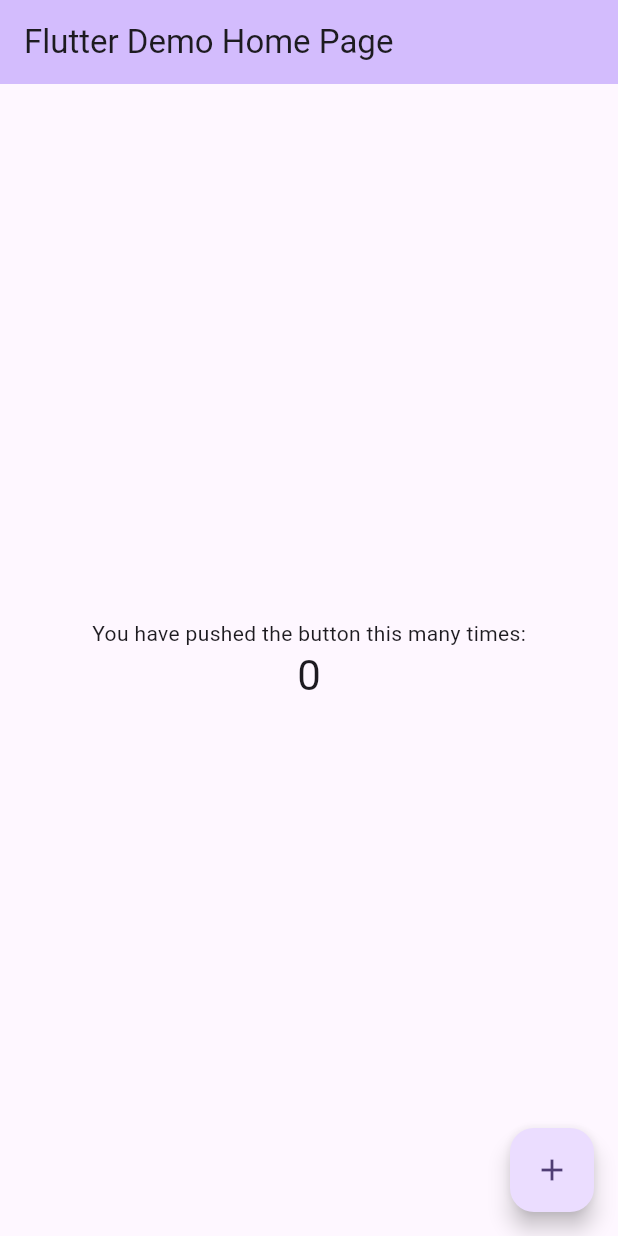
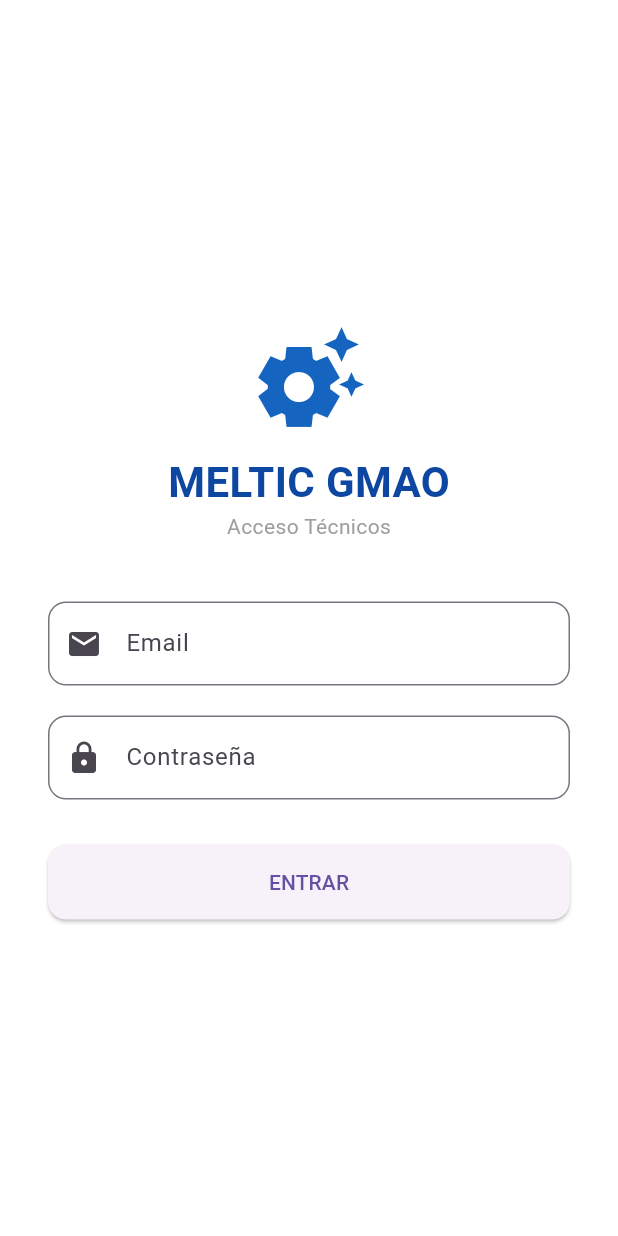
Before and after one commit to Moratalla86/TFGS_SMR, a Flutter app: the screen it shows after launch, on a phone screen of 412 x 824 dp. Run offline on Flutter 3.47's test engine with Material 3 defaults, Android fonts, the phone set to English and light mode, and no system bars.

Commit message:
Login funcional y arquitectura backend/frontend finalizada

```diff
--- a/Frontend/meltic_gmao_app/lib/main.dart
+++ b/Frontend/meltic_gmao_app/lib/main.dart
@@ -1,122 +1,20 @@
 import 'package:flutter/material.dart';
+import 'screens/login_screen.dart';
+import 'screens/dashboard_screen.dart';
 
-void main() {
-  runApp(const MyApp());
-}
+void main() => runApp(MelticApp());
 
-class MyApp extends StatelessWidget {
-  const MyApp({super.key});
-
-  // This widget is the root of your application.
+class MelticApp extends StatelessWidget {
   @override
   Widget build(BuildContext context) {
     return MaterialApp(
-      title: 'Flutter Demo',
-      theme: ThemeData(
-        // This is the theme of your application.
-        //
-        // TRY THIS: Try running your application with "flutter run". You'll see
-        // the application has a purple toolbar. Then, without quitting the app,
-        // try changing the seedColor in the colorScheme below to Colors.green
-        // and then invoke "hot reload" (save your changes or press the "hot
-        // reload" button in a Flutter-supported IDE, or press "r" if you used
-        // the command line to start the app).
-        //
-        // Notice that the counter didn't reset back to zero; the application
-        // state is not lost during the reload. To reset the state, use hot
-        // restart instead.
-        //
-        // This works for code too, not just values: Most code changes can be
-        // tested with just a hot reload.
-        colorScheme: .fromSeed(seedColor: Colors.deepPurple),
-      ),
-      home: const MyHomePage(title: 'Flutter Demo Home Page'),
+      debugShowCheckedModeBanner: false,
+      title: 'Meltic GMAO',
+      initialRoute: '/', // Pantalla de inicio
+      routes: {
+        '/': (context) => LoginScreen(),
+        '/dashboard': (context) => DashboardScreen(),
+      },
     );
   }
 }
-
-class MyHomePage extends StatefulWidget {
-  const MyHomePage({super.key, required this.title});
-
-  // This widget is the home page of your application. It is stateful, meaning
-  // that it has a State object (defined below) that contains fields that affect
-  // how it looks.
-
-  // This class is the configuration for the state. It holds the values (in this
-  // case the title) provided by the parent (in this case the App widget) and
-  // used by the build method of the State. Fields in a Widget subclass are
-  // always marked "final".
-
-  final String title;
-
-  @override
-  State<MyHomePage> createState() => _MyHomePageState();
-}
-
-class _MyHomePageState extends State<MyHomePage> {
-  int _counter = 0;
-
-  void _incrementCounter() {
-    setState(() {
-      // This call to setState tells the Flutter framework that something has
-      // changed in this State, which causes it to rerun the build method below
-      // so that the display can reflect the updated values. If we changed
-      // _counter without calling setState(), then the build method would not be
-      // called again, and so nothing would appear to happen.
-      _counter++;
-    });
-  }
-
-  @override
-  Widget build(BuildContext context) {
-    // This method is rerun every time setState is called, for instance as done
-    // by the _incrementCounter method above.
-    //
-    // The Flutter framework has been optimized to make rerunning build methods
-    // fast, so that you can just rebuild anything that needs updating rather
-    // than having to individually change instances of widgets.
-    return Scaffold(
-      appBar: AppBar(
-        // TRY THIS: Try changing the color here to a specific color (to
-        // Colors.amber, perhaps?) and trigger a hot reload to see the AppBar
-        // change color while the other colors stay the same.
-        backgroundColor: Theme.of(context).colorScheme.inversePrimary,
-        // Here we take the value from the MyHomePage object that was created by
-        // the App.build method, and use it to set our appbar title.
-        title: Text(widget.title),
-      ),
-      body: Center(
-        // Center is a layout widget. It takes a single child and positions it
-        // in the middle of the parent.
-        child: Column(
-          // Column is also a layout widget. It takes a list of children and
-          // arranges them vertically. By default, it sizes itself to fit its
-          // children horizontally, and tries to be as tall as its parent.
-          //
-          // Column has various properties to control how it sizes itself and
-          // how it positions its children. Here we use mainAxisAlignment to
-          // center the children vertically; the main axis here is the vertical
-          // axis because Columns are vertical (the cross axis would be
-          // horizontal).
-          //
-          // TRY THIS: Invoke "debug painting" (choose the "Toggle Debug Paint"
-          // action in the IDE, or press "p" in the console), to see the
-          // wireframe for each widget.
-          mainAxisAlignment: .center,
-          children: [
-            const Text('You have pushed the button this many times:'),
-            Text(
-              '$_counter',
-              style: Theme.of(context).textTheme.headlineMedium,
-            ),
-          ],
-        ),
-      ),
-      floatingActionButton: FloatingActionButton(
-        onPressed: _incrementCounter,
-        tooltip: 'Increment',
-        child: const Icon(Icons.add),
-      ),
-    );
-  }
-}
--- a/Frontend/meltic_gmao_app/lib/screens/login_screen.dart
+++ b/Frontend/meltic_gmao_app/lib/screens/login_screen.dart
@@ -0,0 +1,117 @@
+import 'package:flutter/material.dart';
+import 'package:http/http.dart' as http;
+import 'dart:convert';
+import '../services/api_config.dart';
+
+class LoginScreen extends StatefulWidget {
+  @override
+  _LoginScreenState createState() => _LoginScreenState();
+}
+
+class _LoginScreenState extends State<LoginScreen> {
+  final _emailController = TextEditingController();
+  final _passwordController = TextEditingController();
+  bool _isLoading = false;
+
+  Future<void> _handleLogin() async {
+    // Validar que los campos no estén vacíos
+    if (_emailController.text.isEmpty || _passwordController.text.isEmpty) {
+      _showError("Por favor, rellena todos los campos");
+      return;
+    }
+
+    setState(() => _isLoading = true);
+
+    try {
+      final response = await http.post(
+        Uri.parse('${ApiConfig.baseUrl}/auth/login'),
+        headers: {"Content-Type": "application/json"},
+        body: jsonEncode({
+          "email": _emailController.text.trim(),
+          "password": _passwordController.text,
+        }),
+      );
+
+      if (response.statusCode == 200) {
+        // Login correcto -> Ir al Dashboard
+        Navigator.pushReplacementNamed(context, '/dashboard');
+      } else {
+        // Credenciales incorrectas (401 Unauthorized)
+        _showError("Email o contraseña incorrectos");
+      }
+    } catch (e) {
+      _showError("Error de conexión: comprueba que el Backend esté encendido");
+    } finally {
+      setState(() => _isLoading = false);
+    }
+  }
+
+  void _showError(String msg) {
+    ScaffoldMessenger.of(
+      context,
+    ).showSnackBar(SnackBar(content: Text(msg), backgroundColor: Colors.red));
+  }
+
+  @override
+  Widget build(BuildContext context) {
+    return Scaffold(
+      backgroundColor: Colors.white,
+      body: Center(
+        child: SingleChildScrollView(
+          padding: EdgeInsets.all(32),
+          child: Column(
+            children: [
+              Icon(Icons.settings_suggest, size: 80, color: Colors.blue[800]),
+              SizedBox(height: 10),
+              Text(
+                "MELTIC GMAO",
+                style: TextStyle(
+                  fontSize: 28,
+                  fontWeight: FontWeight.bold,
+                  color: Colors.blue[900],
+                ),
+              ),
+              Text("Acceso Técnicos", style: TextStyle(color: Colors.grey)),
+              SizedBox(height: 40),
+              TextField(
+                controller: _emailController,
+                decoration: InputDecoration(
+                  labelText: "Email",
+                  prefixIcon: Icon(Icons.email),
+                  border: OutlineInputBorder(
+                    borderRadius: BorderRadius.circular(12),
+                  ),
+                ),
+              ),
+              SizedBox(height: 20),
+              TextField(
+                controller: _passwordController,
+                obscureText: true, // Seguridad: oculta la contraseña
+                decoration: InputDecoration(
+                  labelText: "Contraseña",
+                  prefixIcon: Icon(Icons.lock),
+                  border: OutlineInputBorder(
+                    borderRadius: BorderRadius.circular(12),
+                  ),
+                ),
+              ),
+              SizedBox(height: 30),
+              _isLoading
+                  ? CircularProgressIndicator()
+                  : ElevatedButton(
+                      onPressed: _handleLogin,
+                      style: ElevatedButton.styleFrom(
+                        minimumSize: Size(double.infinity, 50),
+                        shape: RoundedRectangleBorder(
+                          borderRadius: BorderRadius.circular(12),
+                        ),
+                      ),
+                      child: Text("ENTRAR"),
+                    ),
+            ],
+          ),
+        ),
+      ),
+    );
+  }
+}
```
